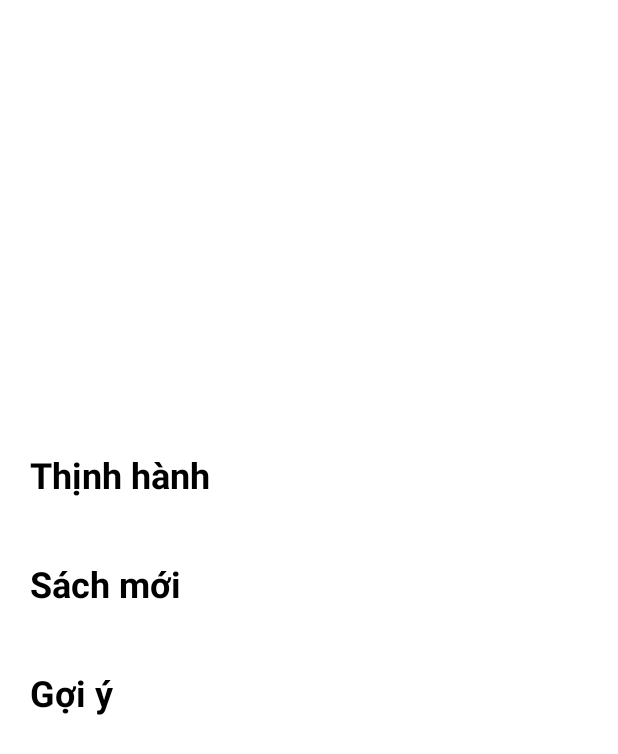
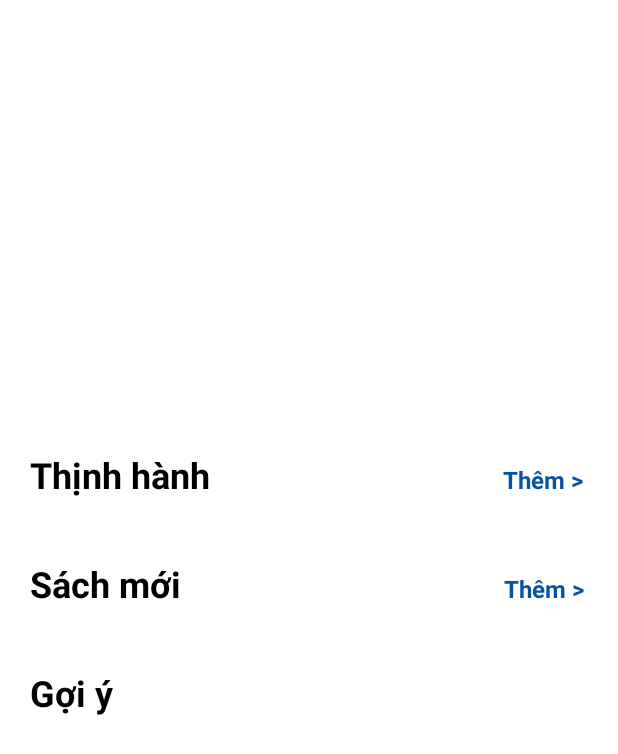
Before and after one commit to hphthao1705/QuanLyThuVienMobile, an Android app: the layout fragment_home_page.xml on its own in the app's theme, with its tools: preview values and no code run, on a phone screen of 412 x 824 dp. Shown: the top 754 px of the screen. Run offline under Robolectric (Android 15) with nearby library versions, the phone set to English and light mode, and no system bars.

Commit message:
updated8

```diff
--- a/app/src/main/AndroidManifest.xml
+++ b/app/src/main/AndroidManifest.xml
@@ -3,6 +3,7 @@
     xmlns:tools="http://schemas.android.com/tools">
     <uses-permission android:name="android.permission.INTERNET"/>
     <application
+        android:usesCleartextTraffic="true"
         android:allowBackup="true"
         android:appComponentFactory="androidx"
         android:dataExtractionRules="@xml/data_extraction_rules"
--- a/app/src/main/java/com/example/qlthuvien/data/local/dao/CartDAO.java
+++ b/app/src/main/java/com/example/qlthuvien/data/local/dao/CartDAO.java
@@ -1,6 +1,5 @@
 package com.example.qlthuvien.data.local.dao;
 
-import androidx.lifecycle.LiveData;
 import androidx.room.Dao;
 import androidx.room.Insert;
 import androidx.room.OnConflictStrategy;
--- a/app/src/main/java/com/example/qlthuvien/view/fragments/DetailsBookFragment.java
+++ b/app/src/main/java/com/example/qlthuvien/view/fragments/DetailsBookFragment.java
@@ -39,7 +39,7 @@ public class DetailsBookFragment extends Fragment {
         super.onViewCreated(view, savedInstanceState);
 
         viewModel = new ViewModelProvider(this).get(TaiLieuViewModel.class);
-        //cartViewModel = new ViewModelProvider(this).get(CartViewModel.class);
+        cartViewModel = ViewModelProviders.of(this).get(CartViewModel.class);
         binding.btnDetailsBack.setOnClickListener(new View.OnClickListener() {
             @Override
             public void onClick(View view) {
@@ -49,7 +49,7 @@ public class DetailsBookFragment extends Fragment {
         binding.progressbarStart.setVisibility(View.VISIBLE);
         hideView(false);
         loadDetailBook();
-        //addBookToCart();
+        addBookToCart();
     }
 
     @Override
--- a/app/src/main/java/com/example/qlthuvien/view/fragments/HomePageFragment.java
+++ b/app/src/main/java/com/example/qlthuvien/view/fragments/HomePageFragment.java
@@ -267,6 +267,8 @@ public class HomePageFragment extends Fragment implements TheLoaiAdapter.Replace
             binding.txt1.setVisibility(View.VISIBLE);
             binding.txt2.setVisibility(View.VISIBLE);
             binding.txt3.setVisibility(View.VISIBLE);
+            binding.txt5.setVisibility(View.VISIBLE);
+            binding.txt6.setVisibility(View.VISIBLE);
         }
         else
         {
@@ -278,6 +280,8 @@ public class HomePageFragment extends Fragment implements TheLoaiAdapter.Replace
             binding.txt1.setVisibility(View.GONE);
             binding.txt2.setVisibility(View.GONE);
             binding.txt3.setVisibility(View.GONE);
+            binding.txt5.setVisibility(View.GONE);
+            binding.txt6.setVisibility(View.GONE);
         }
     }
     private void clickOnItem()
--- a/app/src/main/java/com/example/qlthuvien/viewmodels/CartViewModel.java
+++ b/app/src/main/java/com/example/qlthuvien/viewmodels/CartViewModel.java
@@ -12,7 +12,6 @@ import com.example.qlthuvien.data.local.CartDatabase;
 import com.example.qlthuvien.data.local.entities.Cart;
 
 import java.util.List;
-
 public class CartViewModel extends AndroidViewModel {
     public MutableLiveData<List<Cart>> cartBook;
     private CartDatabase cartDatabase;
--- a/app/src/main/res/layout/fragment_home_page.xml
+++ b/app/src/main/res/layout/fragment_home_page.xml
@@ -54,6 +54,10 @@
                     android:layout_width="match_parent"
                     android:layout_height="match_parent"
                     android:orientation="vertical">
+                    <LinearLayout
+                        android:layout_width="match_parent"
+                        android:layout_height="wrap_content"
+                        android:orientation="horizontal">
                         <TextView
                             android:id="@+id/txt_1"
                             android:layout_width="wrap_content"
@@ -63,6 +67,18 @@
                             android:textSize="24sp"
                             android:paddingLeft="20dp"
                             android:textStyle="bold" />
+                        <TextView
+                            android:id="@+id/txt_5"
+                            android:layout_width="wrap_content"
+                            android:layout_height="wrap_content"
+                            android:text="Thêm >"
+                            android:gravity="right"
+                            android:textColor="@color/blue1"
+                            android:textSize="16sp"
+                            android:paddingLeft="195dp"
+                            android:textStyle="bold" />
+                    </LinearLayout>
+
                     <androidx.recyclerview.widget.RecyclerView
                         android:layout_marginTop="20dp"
                         android:id="@+id/recycler_bookinTop"
@@ -75,6 +91,10 @@
                     android:layout_width="match_parent"
                     android:layout_height="match_parent"
                     android:orientation="vertical">
+                    <LinearLayout
+                        android:layout_width="match_parent"
+                        android:layout_height="wrap_content"
+                        android:orientation="horizontal">
                         <TextView
                             android:id="@+id/txt_2"
                             android:layout_width="wrap_content"
@@ -84,6 +104,18 @@
                             android:textSize="24sp"
                             android:paddingLeft="20dp"
                             android:textStyle="bold" />
+                        <TextView
+                            android:id="@+id/txt_6"
+                            android:layout_width="wrap_content"
+                            android:layout_height="wrap_content"
+                            android:text="Thêm >"
+                            android:gravity="right"
+                            android:textColor="@color/blue1"
+                            android:textSize="16sp"
+                            android:paddingLeft="215dp"
+                            android:textStyle="bold" />
+                    </LinearLayout>
+
                     <androidx.recyclerview.widget.RecyclerView
                         android:layout_marginTop="20dp"
                         android:id="@+id/recycler_sachMoi"
```
Also changed, not shown: app/src/main/java/com/example/qlthuvien/data/local/CartDatabase.java (+1 -6 lines), app/src/main/res/layout/fragment_home.xml (+5 -10 lines), app/src/main/res/drawable/bell.png, app/src/main/res/drawable/notification.png (added). Lines whose indentation alone changed are shown as unchanged.
